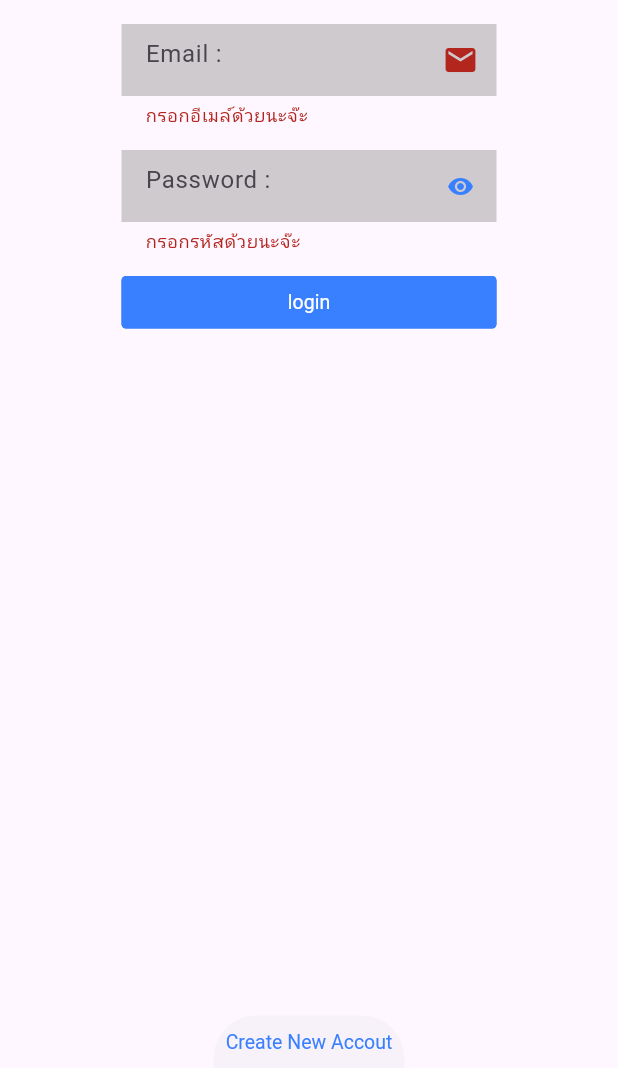
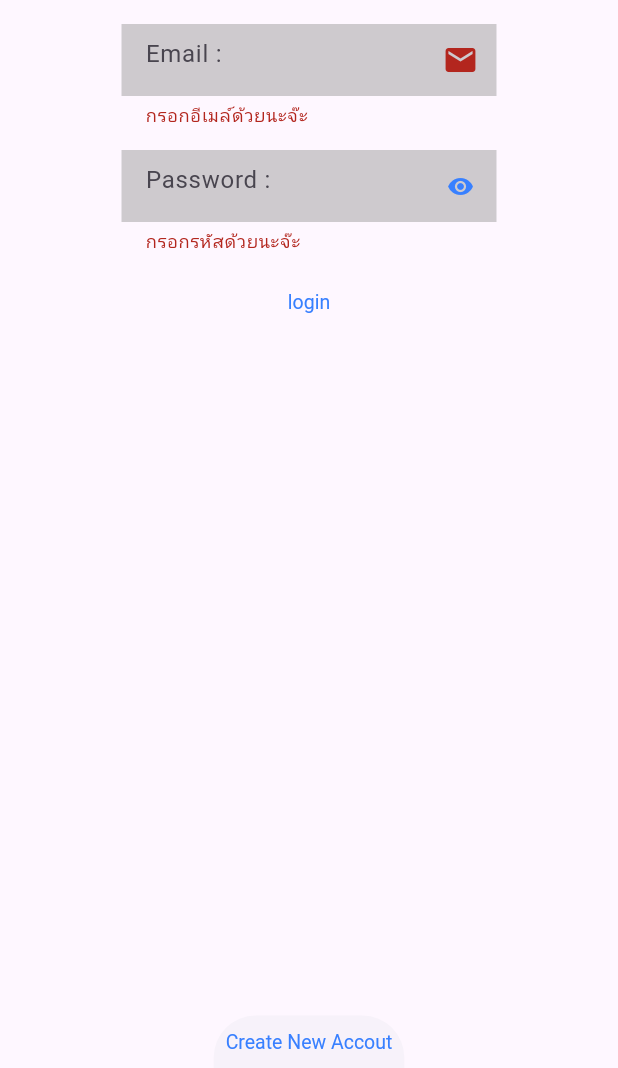
Before and after one commit to sujinpad/sujinpad, a Flutter app: the screen it shows after launch, after a tap on "login", on a phone screen of 412 x 824 dp, the part 168-1236 px from its top. Run offline on Flutter 3.47's test engine with Material 3 defaults, Android fonts, the phone set to English and light mode, and no system bars; drawn by our look-alikes of getwidget, loader_overlay; our stand-ins replace cloud_firestore, dio, firebase_auth, firebase_core, firebase_storage, geolocator and 3 more; accounts and stored records are empty.

Commit message:
Marker Comp

```diff
--- a/lib/utility/app_controller.dart
+++ b/lib/utility/app_controller.dart
@@ -2,6 +2,7 @@ import 'dart:io';
 
 import 'package:geolocator/geolocator.dart';
 import 'package:get/get.dart';
+import 'package:google_maps_flutter/google_maps_flutter.dart';
 
 class AppController extends GetxController{
 
@@ -10,4 +11,9 @@ RxList<File> files = <File>[].obs;
 
 Rx indexBody = 0.obs;
 RxList<Position> positions = <Position>[].obs;
+
+
+RxMap<MarkerId,Marker> mapMarkers = <MarkerId,Marker>{}.obs;
+
+
 }
--- a/lib/widgets/widget_button.dart
+++ b/lib/widgets/widget_button.dart
@@ -8,18 +8,21 @@ class WidgetButton extends StatelessWidget {
     required this.label,
     required this.pressFunc,
     this.gfButtonType,
+    this.size,
   }) : super(key: key);
 
   final String label;
   final Function() pressFunc;
   final GFButtonType? gfButtonType;
+final double? size;
 
   @override
   Widget build(BuildContext context) {
     return GFButton(
       onPressed: pressFunc,
       text: label,
-      type: gfButtonType ?? GFButtonType.solid,
+      type: gfButtonType ?? GFButtonType.transparent,
+      size: size ?? GFSize.MEDIUM,
     );
   }
 }
--- a/lib/widgets/widget_icon_button.dart
+++ b/lib/widgets/widget_icon_button.dart
@@ -8,17 +8,21 @@ class WidgetIconButton extends StatelessWidget {
     Key? key,
     required this.iconData,
     required this.pressFunc,
+    this.size,
+    this.gfButtonType,
   }) : super(key: key);
 
   final IconData iconData;
   final Function() pressFunc;
-
+final double? size;
+final GFButtonType? gfButtonType;
   @override
   Widget build(BuildContext context) {
     return GFIconButton(
       icon: Icon(iconData),
       onPressed: pressFunc,
       type: GFButtonType.transparent,
+      size: size ?? GFSize.MEDIUM ,
     );
   }
 }
```
Also changed, not shown: lib/widgets/body_location.dart (+40 -4 lines), lib/widgets/widget_map.dart (+19 -9 lines), images/avarta.png (deleted), images/avatar.png (added).
